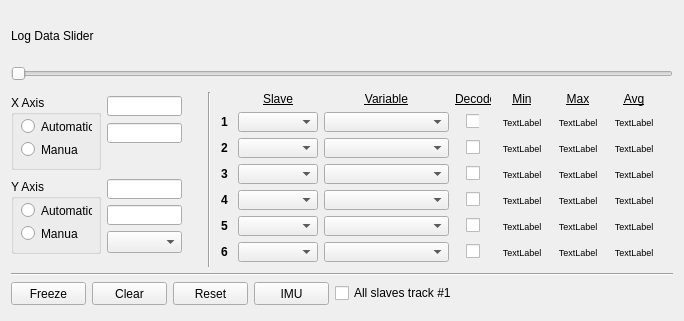
JFDuval/flexsea-plan, file ui/w_2dplot.ui: the form before one commit.
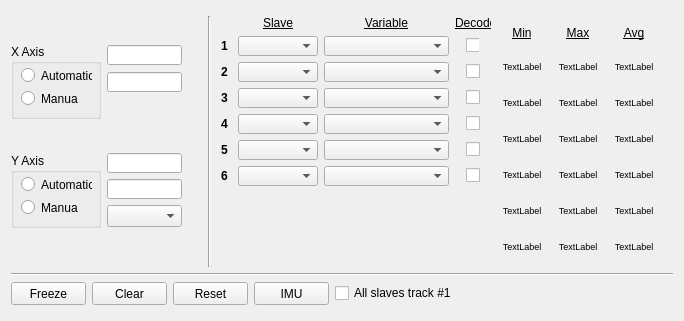
The form after the commit.

Commit message: Removed slider from 2DPlot. Removed unused variables.

Diff of the .ui file:
```diff
--- a/ui/w_2dplot.ui
+++ b/ui/w_2dplot.ui
@@ -23,20 +23,6 @@
    <item>
     <layout class="QGridLayout" name="gridLayout_test"/>
    </item>
-   <item>
-    <widget class="QLabel" name="labelDataSlider">
-     <property name="text">
-      <string>Log Data Slider</string>
-     </property>
-    </widget>
-   </item>
-   <item>
-    <widget class="QSlider" name="DataSlider">
-     <property name="orientation">
-      <enum>Qt::Horizontal</enum>
-     </property>
-    </widget>
-   </item>
    <item>
     <spacer name="verticalSpacer">
      <property name="orientation">
```
The commit also changes 2 other files.
